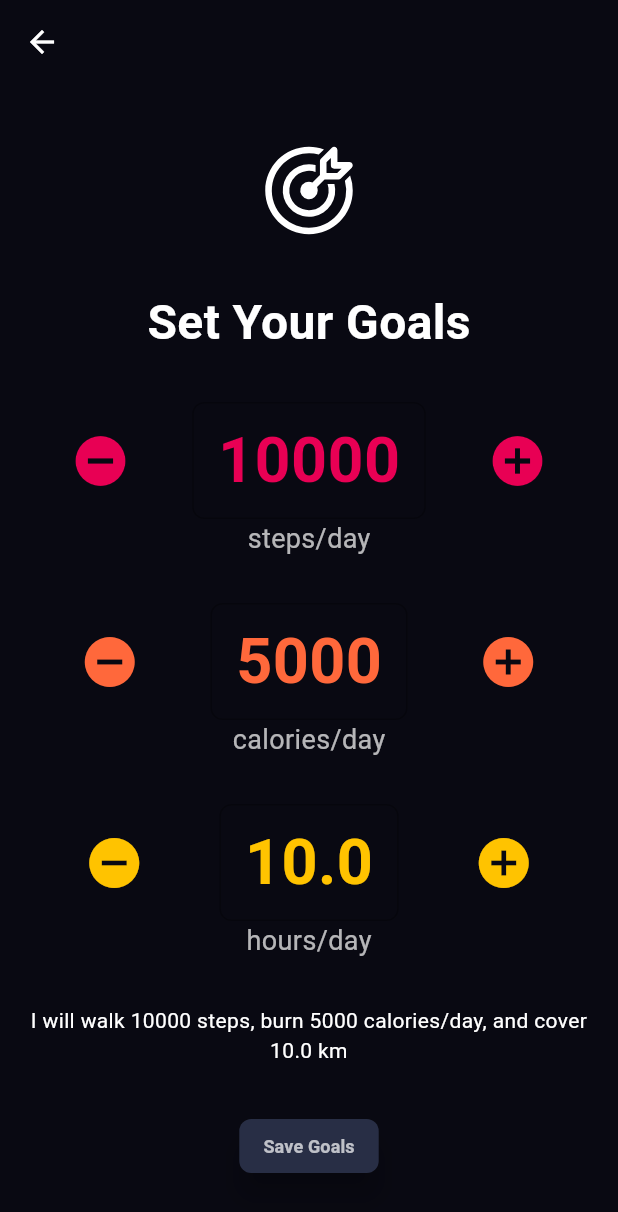
After one commit to G1290-hik/fitness_app_tests, a Flutter app: the MainView screen opened directly, after a tap on "Edit Your Goals", on a phone screen of 412 x 824 dp. The commit adds this screen. Shown: the top 1212 px of the screen. Run offline on Flutter 3.47's test engine with Material 3 defaults, Android fonts, the phone set to English and light mode, and no system bars; our stand-ins replace fl_chart, fluentui_system_icons, permission_handler; missing offline and left inert: carp_serializable, geekyants_flutter_gauges, health; statements that could not run were skipped.

Commit message:
Created Edit Goals Page

```diff
--- a/example/lib/src/utils/util.dart
+++ b/example/lib/src/utils/util.dart
@@ -92,11 +92,12 @@ const List<HealthDataType> dataTypesAndroid = [
   // HealthDataType.MOVE_MINUTES,
   HealthDataType.DISTANCE_DELTA,
   HealthDataType.RESPIRATORY_RATE,
-  HealthDataType.SLEEP_AWAKE,
-  HealthDataType.SLEEP_ASLEEP,
-  HealthDataType.SLEEP_LIGHT,
-  HealthDataType.SLEEP_DEEP,
-  HealthDataType.SLEEP_REM,
+  //NOTE - Aren't supported with health connect
+  // HealthDataType.SLEEP_AWAKE,
+  // HealthDataType.SLEEP_ASLEEP,
+  // HealthDataType.SLEEP_LIGHT,
+  // HealthDataType.SLEEP_DEEP,
+  // HealthDataType.SLEEP_REM,
   HealthDataType.SLEEP_SESSION,
   HealthDataType.WATER,
   HealthDataType.WORKOUT,
--- /dev/null
+++ b/example/lib/src/views/edit_goals_screen.dart
@@ -0,0 +1,176 @@
+import 'package:fluentui_system_icons/fluentui_system_icons.dart';
+import 'package:flutter/material.dart';
+import 'package:health_example/src/utils/theme.dart';
+import 'package:health_example/src/widgets/picker_widget.dart';
+
+class EditGoalsScreen extends StatefulWidget {
+  final double initialWalkSteps;
+  final double initialBurnKcals;
+  final double initialCoverDistance;
+
+  EditGoalsScreen({
+    required this.initialWalkSteps,
+    required this.initialBurnKcals,
+    required this.initialCoverDistance,
+  });
+
+  @override
+  State<EditGoalsScreen> createState() => _EditGoalsScreenState();
+}
+
+class _EditGoalsScreenState extends State<EditGoalsScreen> {
+  late double walkSteps;
+  late double burnKcals;
+  late double coverDistance;
+
+  @override
+  void initState() {
+    super.initState();
+    walkSteps = widget.initialWalkSteps;
+    burnKcals = widget.initialBurnKcals;
+    coverDistance = widget.initialCoverDistance;
+  }
+
+  @override
+  Widget build(BuildContext context) {
+    double width = MediaQuery.sizeOf(context).width;
+    return Scaffold(
+      backgroundColor: AppColors.pageBackground,
+      appBar: AppBar(
+        backgroundColor: AppColors.pageBackground,
+        iconTheme: IconThemeData(color: AppColors.contentColorWhite),
+      ),
+      body: Padding(
+        padding: const EdgeInsets.all(6.0),
+        child: Column(
+          mainAxisAlignment: MainAxisAlignment.spaceEvenly,
+          children: [
+            Icon(
+              FluentIcons.target_arrow_24_regular,
+              color: Colors.white,
+              size: 70,
+            ),
+            Text(
+              'Set Your Goals',
+              style: TextStyle(
+                  color: AppColors.mainTextColor1,
+                  fontSize: 32,
+                  fontWeight: FontWeight.bold),
+            ),
+            Column(
+              children: [
+                SizedBox(
+                  width: width,
+                  child: PickerWidget(
+                    color: AppColors.contentColorRed,
+                    start: walkSteps,
+                    max: 100000,
+                    min: 0,
+                    step: 500,
+                    fontsize: 42,
+                    onChange: (value) {
+                      setState(() {
+                        walkSteps = value;
+                      });
+                    },
+                  ),
+                ),
+                Text(
+                  'steps/day',
+                  style: TextStyle(
+                    color: AppColors.mainTextColor2,
+                    fontSize: 18,
+                  ),
+                ),
+              ],
+            ),
+            Column(
+              children: [
+                SizedBox(
+                  width: width,
+                  child: PickerWidget(
+                    color: AppColors.contentColorOrange,
+                    start: burnKcals,
+                    max: 10000,
+                    min: 0,
+                    step: 500,
+                    fontsize: 42,
+                    onChange: (value) {
+                      setState(() {
+                        burnKcals = value;
+                      });
+                    },
+                  ),
+                ),
+                Text(
+                  'calories/day',
+                  style: TextStyle(
+                    color: AppColors.mainTextColor2,
+                    fontSize: 18,
+                  ),
+                ),
+              ],
+            ),
+            Column(
+              children: [
+                SizedBox(
+                  width: width,
+                  child: PickerWidget(
+                    color: AppColors.contentColorYellow,
+                    start: coverDistance,
+                    max: 100,
+                    min: 0,
+                    step: 0.5,
+                    fontsize: 42,
+                    change: 1,
+                    onChange: (value) {
+                      setState(() {
+                        coverDistance = value;
+                      });
+                    },
+                  ),
+                ),
+                Text(
+                  'hours/day',
+                  style: TextStyle(
+                    color: AppColors.mainTextColor2,
+                    fontSize: 18,
+                  ),
+                ),
+              ],
+            ),
+            Text(
+              "I will walk ${walkSteps.toStringAsFixed(0)} steps, burn ${burnKcals.toStringAsFixed(0)} calories/day, and cover $coverDistance km",
+              style: TextStyle(
+                color: AppColors.mainTextColor1,
+                fontSize: 14,
+              ),
+              textAlign: TextAlign.center,
+            ),
+            MaterialButton(
+              onPressed: () {
+                Navigator.pop(context, {
+                  'walkSteps': walkSteps,
+                  'burnKcals': burnKcals,
+                  'coverDistance': coverDistance,
+                });
+              },
+              elevation: 8,
+              shape: RoundedRectangleBorder(
+                  borderRadius: BorderRadius.circular(8)),
+              color: AppColors.menuBackground,
+              child: Text(
+                "Save Goals",
+                style: TextStyle(
+                  fontSize: 12,
+                  color: AppColors.mainTextColor2,
+                  fontWeight: FontWeight.bold,
+                ),
+              ),
+            ),
+          ],
+        ),
+      ),
+    );
+  }
+}
--- a/example/lib/src/views/main_view.dart
+++ b/example/lib/src/views/main_view.dart
@@ -4,6 +4,8 @@ import 'package:health_example/src/service/health_service.dart';
 import 'package:health_example/src/utils/theme.dart';
 import 'package:health_example/src/widgets/widgets.dart';
 import 'package:intl/intl.dart';
+
+import 'edit_goals_screen.dart';
 
 class MainView extends StatefulWidget {
   const MainView({super.key});
@@ -19,7 +21,11 @@ class _MainViewState extends State<MainView> {
   double _currentSteps = 0;
   double _currentCalories = 0;
   double _currentDistance = 0;
+  double _goalSteps = 10000;
+  double _goalCalories = 5000;
+  double _goalDistance = 10;
   Map<String, dynamic> _vitalsData = {};
+
   Future<void> _fetchData() async {
     try {
       DateTime now = DateTime.now();
@@ -100,6 +106,14 @@ class _MainViewState extends State<MainView> {
     return weekDays;
   }
 
+  void _editGoals(Map<String, double> newGoals) {
+    setState(() {
+      _goalSteps = newGoals['walkSteps']!;
+      _goalCalories = newGoals['burnKcals']!;
+      _goalDistance = newGoals['coverDistance']!;
+    });
+  }
+
   @override
   Widget build(BuildContext context) {
     return Scaffold(
@@ -108,11 +122,7 @@ class _MainViewState extends State<MainView> {
         future: _initialLoad,
         builder: (context, snapshot) {
           if (snapshot.connectionState == ConnectionState.waiting) {
-            return Center(
-              child: CircularProgressIndicator(
-                color: AppColors.contentColorWhite,
-              ),
-            );
+            return Center(child: CircularProgressIndicator());
           } else if (snapshot.hasError) {
             return Center(child: Text('Error loading data'));
           } else {
@@ -146,15 +156,29 @@ class _MainViewState extends State<MainView> {
                   child: MergedCircularGraphWidget(
                     alternatePadding: false,
                     values: {
-                      'steps': _currentSteps / 10000,
-                      'calories': _currentCalories / 5000,
-                      'distance': _currentDistance / 10,
+                      'steps': _currentSteps / _goalSteps,
+                      'calories': _currentCalories / _goalCalories,
+                      'distance': _currentDistance / _goalDistance,
                     },
                     size: 200,
                   ),
                 ),
                 MaterialButton(
-                  onPressed: () {},
+                  onPressed: () async {
+                    Map<String, double>? newGoals = await Navigator.push(
+                      context,
+                      MaterialPageRoute(
+                        builder: (context) => EditGoalsScreen(
+                          initialWalkSteps: _goalSteps,
+                          initialBurnKcals: _goalCalories,
+                          initialCoverDistance: _goalDistance,
+                        ),
+                      ),
+                    );
+                    if (newGoals != null) {
+                      _editGoals(newGoals);
+                    }
+                  },
                   elevation: 8,
                   shape: RoundedRectangleBorder(
                       borderRadius: BorderRadius.circular(8)),
@@ -170,8 +194,11 @@ class _MainViewState extends State<MainView> {
                 ),
                 GoalGridBoxWidget(
                   currentSteps: _currentSteps,
+                  goalSteps: _goalSteps,
                   currentCalories: _currentCalories,
+                  goalCalories: _goalCalories,
                   currentDistance: _currentDistance,
+                  goalDistance: _goalDistance,
                 ),
               ],
             ),
@@ -180,6 +207,9 @@ class _MainViewState extends State<MainView> {
             weekDays: weekDays,
             height: constraints.maxHeight * 0.2,
             width: constraints.maxWidth,
+            goalDistance: _goalDistance,
+            goalCalories: _goalCalories,
+            goalSteps: _goalSteps,
           ),
           Padding(
             padding: const EdgeInsets.symmetric(horizontal: 8.0),
--- a/example/lib/src/views/streak_detail_view.dart
+++ b/example/lib/src/views/streak_detail_view.dart
@@ -1,16 +1,21 @@
 import 'package:flutter/material.dart';
-import 'package:intl/intl.dart'; // Add this import for date formatting
 import 'package:health_example/src/utils/theme.dart';
 import 'package:health_example/src/widgets/charts/circular_graph.dart';
+import 'package:intl/intl.dart'; // Add this import for date formatting
 
 class StreakDetailScreen extends StatefulWidget {
   final List<Map<String, double>> weeklyData;
   final List<String> weekDays;
-
+  final double goalSteps;
+  final double goalCalories;
+  final double goalDistance;
   const StreakDetailScreen({
     super.key,
     required this.weeklyData,
     required this.weekDays,
+    required this.goalSteps,
+    required this.goalCalories,
+    required this.goalDistance,
   });
 
   @override
@@ -37,13 +42,16 @@ class _StreakDetailScreenState extends State<StreakDetailScreen> {
 
   String getDateFromIndex(int index) {
     final now = DateTime.now();
-    final day = now.subtract(Duration(days: widget.weeklyData.length - index - 1));
+    final day =
+        now.subtract(Duration(days: widget.weeklyData.length - index - 1));
     return DateFormat('EEE, MMM d').format(day);
   }
 
   String getAchievedText(double achievedValue, double goalValue) {
     final percentage = achievedValue / goalValue * 100;
-    return percentage > 100 ? "Completed" : "${percentage.toStringAsFixed(2)}% ACHIEVED";
+    return percentage > 100
+        ? "Completed"
+        : "${percentage.toStringAsFixed(2)}% ACHIEVED";
   }
 
   @override
@@ -53,7 +61,8 @@ class _StreakDetailScreenState extends State<StreakDetailScreen> {
       appBar: AppBar(
         iconTheme: IconThemeData(color: AppColors.contentColorWhite),
         backgroundColor: AppColors.pageBackground,
-        title: const Text('Detail Screen', style: TextStyle(color: AppColors.mainTextColor1)),
+        title: const Text('Detail Screen',
+            style: TextStyle(color: AppColors.mainTextColor1)),
       ),
       body: Column(
         crossAxisAlignment: CrossAxisAlignment.center,
@@ -82,9 +91,11 @@ class _StreakDetailScreenState extends State<StreakDetailScreen> {
                       children: [
                         MergedCircularGraphWidget(
                           values: {
-                            'steps': dayData['steps']! / 10000,
-                            'calories': dayData['calories']! / 5000,
-                            'distance': dayData['distance']! / 10,
+                            'steps': dayData['steps']! / widget.goalSteps,
+                            'calories':
+                                dayData['calories']! / widget.goalCalories,
+                            'distance':
+                                dayData['distance']! / widget.goalDistance,
                           },
                           size: 50,
                           alternatePadding: true,
@@ -123,9 +134,11 @@ class _StreakDetailScreenState extends State<StreakDetailScreen> {
                     const SizedBox(height: 16),
                     MergedCircularGraphWidget(
                       values: {
-                        'steps': selectedData!['steps']! / 10000,
-                        'calories': selectedData!['calories']! / 5000,
-                        'distance': selectedData!['distance']! / 10,
+                        'steps': selectedData!['steps']! / widget.goalSteps,
+                        'calories':
+                            selectedData!['calories']! / widget.goalCalories,
+                        'distance':
+                            selectedData!['distance']! / widget.goalDistance,
                       },
                       size: 200,
                       alternatePadding: false,
@@ -140,14 +153,15 @@ class _StreakDetailScreenState extends State<StreakDetailScreen> {
                       ),
                     ),
                     Text(
-                      '${selectedData!['steps']?.toStringAsFixed(0)} / 10000',
+                      '${selectedData!['steps']?.toStringAsFixed(0)} / ${widget.goalSteps}',
                       style: const TextStyle(
                         fontSize: 32,
                         color: AppColors.mainTextColor1,
                       ),
                     ),
                     Text(
-                      getAchievedText(selectedData!['steps']!, 10000),
+                      getAchievedText(
+                          selectedData!['steps']!, widget.goalSteps),
                       style: const TextStyle(
                         fontSize: 18,
                         color: AppColors.mainTextColor2,
@@ -162,14 +176,15 @@ class _StreakDetailScreenState extends State<StreakDetailScreen> {
                       ),
                     ),
                     Text(
-                      '${selectedData!['calories']?.toStringAsFixed(0)} / 5000 kcal',
+                      '${selectedData!['calories']?.toStringAsFixed(0)} / ${widget.goalCalories}',
                       style: const TextStyle(
                         fontSize: 32,
                         color: AppColors.mainTextColor1,
                       ),
                     ),
                     Text(
-                      getAchievedText(selectedData!['calories']!, 5000),
+                      getAchievedText(
+                          selectedData!['calories']!, widget.goalCalories),
                       style: const TextStyle(
                         fontSize: 18,
                         color: AppColors.mainTextColor2,
@@ -184,14 +199,15 @@ class _StreakDetailScreenState extends State<StreakDetailScreen> {
                       ),
                     ),
                     Text(
-                      '${selectedData!['distance']?.toStringAsFixed(2)} / 10 km',
+                      '${selectedData!['distance']?.toStringAsFixed(2)} / ${widget.goalDistance}',
                       style: const TextStyle(
                         fontSize: 32,
                         color: AppColors.mainTextColor1,
                       ),
                     ),
                     Text(
-                      getAchievedText(selectedData!['distance']!, 10),
+                      getAchievedText(
+                          selectedData!['distance']!, widget.goalSteps),
                       style: const TextStyle(
                         fontSize: 18,
                         color: AppColors.mainTextColor2,
--- a/example/lib/src/widgets/goal_widget.dart
+++ b/example/lib/src/widgets/goal_widget.dart
@@ -1,3 +1,4 @@
+import 'package:fluentui_system_icons/fluentui_system_icons.dart';
 import 'package:flutter/cupertino.dart';
 import 'package:flutter/material.dart';
 import 'package:health_example/src/utils/theme.dart';
@@ -28,17 +29,17 @@ class GoalWidget extends StatelessWidget {
           color: color,
         ),
         Text(
-            currentVal.toStringAsFixed(isDistance ? 2 : 0),
-            style: TextStyle(
-                fontSize: 24, color: color, fontWeight: FontWeight.bold),
+          currentVal.toStringAsFixed(isDistance ? 2 : 0),
+          style: TextStyle(
+              fontSize: 24, color: color, fontWeight: FontWeight.bold),
         ),
         RichText(
           text: TextSpan(
-            text: '/${val.toStringAsFixed(0)}' ,
+            text: '/${val.toStringAsFixed(isDistance ? 1 : 0)}',
             children: [
               TextSpan(
                 text: unit,
-                style: TextStyle(color: color.withOpacity(0.5),fontSize: 14),
+                style: TextStyle(color: color.withOpacity(0.5), fontSize: 14),
               ),
             ],
             style: TextStyle(
@@ -56,13 +57,22 @@ class GoalGridBoxWidget extends StatelessWidget {
     required double currentSteps,
     required double currentCalories,
     required double currentDistance,
+    required double goalSteps,
+    required double goalCalories,
+    required double goalDistance,
   })  : _currentSteps = currentSteps,
         _currentCalories = currentCalories,
-        _currentDistance = currentDistance;
+        _currentDistance = currentDistance,
+        _goalSteps = goalSteps,
+        _goalCalories = goalCalories,
+        _goalDistance = goalDistance;
 
   final double _currentSteps;
   final double _currentCalories;
   final double _currentDistance;
+  final double _goalSteps;
+  final double _goalCalories;
+  final double _goalDistance;
 
   @override
   Widget build(BuildContext context) {
@@ -78,25 +88,28 @@ class GoalGridBoxWidget extends StatelessWidget {
         crossAxisSpacing: 5,
         children: [
           GoalWidget(
-            icon: Icons.do_not_step_rounded,
+            icon: FluentIcons.person_walking_16_filled,
             currentVal: _currentSteps,
-            val: 10000,
+            val: _goalSteps,
             color: AppColors.contentColorRed,
-            isDistance: false, unit: ' steps',
+            isDistance: false,
+            unit: ' steps',
           ),
           GoalWidget(
             icon: CupertinoIcons.bolt,
             currentVal: _currentCalories,
-            val: 5000,
+            val: _goalCalories,
             color: AppColors.contentColorOrange,
-            isDistance: false, unit: ' cal',
+            isDistance: false,
+            unit: ' cal',
           ),
           GoalWidget(
-            icon: Icons.social_distance_sharp,
+            icon: FluentIcons.location_48_filled,
             currentVal: _currentDistance,
-            val: 10.00,
+            val: _goalDistance,
             color: AppColors.contentColorYellow,
-            isDistance: true, unit: ' km',
+            isDistance: true,
+            unit: ' km',
           ),
         ],
       ),
--- /dev/null
+++ b/example/lib/src/widgets/picker_widget.dart
@@ -0,0 +1,99 @@
+// ignore_for_file: must_be_immutable
+
+import 'package:flutter/material.dart';
+import 'package:health_example/src/utils/theme.dart';
+
+class PickerWidget extends StatefulWidget {
+  PickerWidget({
+    super.key,
+    required this.start,
+    required this.max,
+    required this.min,
+    required this.step,
+    required this.fontsize,
+    this.color = AppColors.contentColorWhite,
+    this.change = 0,
+    required this.onChange,
+  });
+
+  final double start;
+  final double max;
+  final double min;
+  final double step;
+  final double fontsize;
+  final Color color;
+  final int change;
+  final ValueChanged<double> onChange;
+
+  @override
+  State<PickerWidget> createState() => _PickerWidgetState();
+}
+
+class _PickerWidgetState extends State<PickerWidget> {
+  late double _currentValue;
+
+  @override
+  void initState() {
+    super.initState();
+    _currentValue = widget.start;
+  }
+
+  void _increment() {
+    setState(() {
+      if (_currentValue + widget.step <= widget.max) {
+        _currentValue += widget.step;
+        widget.onChange(_currentValue);
+      }
+    });
+  }
+
+  void _decrement() {
+    setState(() {
+      if (_currentValue - widget.step >= widget.min) {
+        _currentValue -= widget.step;
+        widget.onChange(_currentValue);
+      }
+    });
+  }
+
+  @override
+  Widget build(BuildContext context) {
+    return Row(
+      mainAxisAlignment: MainAxisAlignment.spaceEvenly,
+      children: [
+        IconButton(
+          onPressed: _decrement,
+          icon: Icon(
+            Icons.remove_circle,
+            color: widget.color,
+            size: 40,
+          ),
+        ),
+        Container(
+          padding: EdgeInsets.symmetric(horizontal: 16.0, vertical: 8.0),
+          decoration: BoxDecoration(
+            borderRadius: BorderRadius.circular(8),
+            border: Border.all(
+              color: AppColors.contentColorBlack.withOpacity(0.3),
+            ),
+          ),
+          child: Text(
+            _currentValue.toStringAsFixed(widget.change),
+            style: TextStyle(
+                fontSize: widget.fontsize,
+                color: widget.color,
+                fontWeight: FontWeight.bold),
+          ),
+        ),
+        IconButton(
+          onPressed: _increment,
+          icon: Icon(
+            Icons.add_circle,
+            color: widget.color,
+            size: 40,
+          ),
+        ),
+      ],
+    );
+  }
+}
--- a/example/pubspec.yaml
+++ b/example/pubspec.yaml
@@ -16,6 +16,9 @@ dependencies:
   health: ^10.2.0
   geekyants_flutter_gauges: ^1.0.4
   fl_chart: ^0.68.0
+  number_selector: ^1.0.7
+  fluentui_system_icons: ^1.1.246
+  shared_preferences: ^2.2.3
 
 dev_dependencies:
   flutter_test:
```
Also changed, not shown: example/lib/main.dart (+9 -10 lines), example/lib/src/views/sleep_details_screen.dart (+12 -5 lines), example/lib/src/views/splash_screen.dart (added, +16 -0 lines), example/lib/src/widgets/charts/bar_chart.dart (+10 -5 lines), example/lib/src/widgets/charts/heart_rate_linechart_widget.dart (+33 -3 lines), example/lib/src/widgets/streak_widget.dart (+19 -8 lines), example/pubspec.lock, 3 other files.
